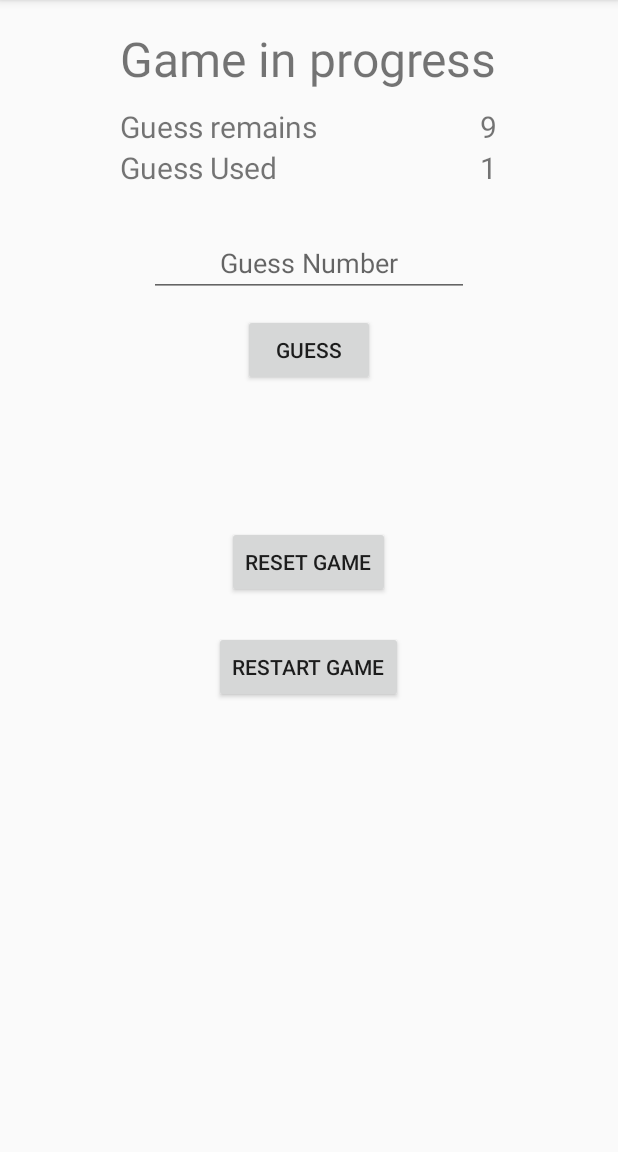
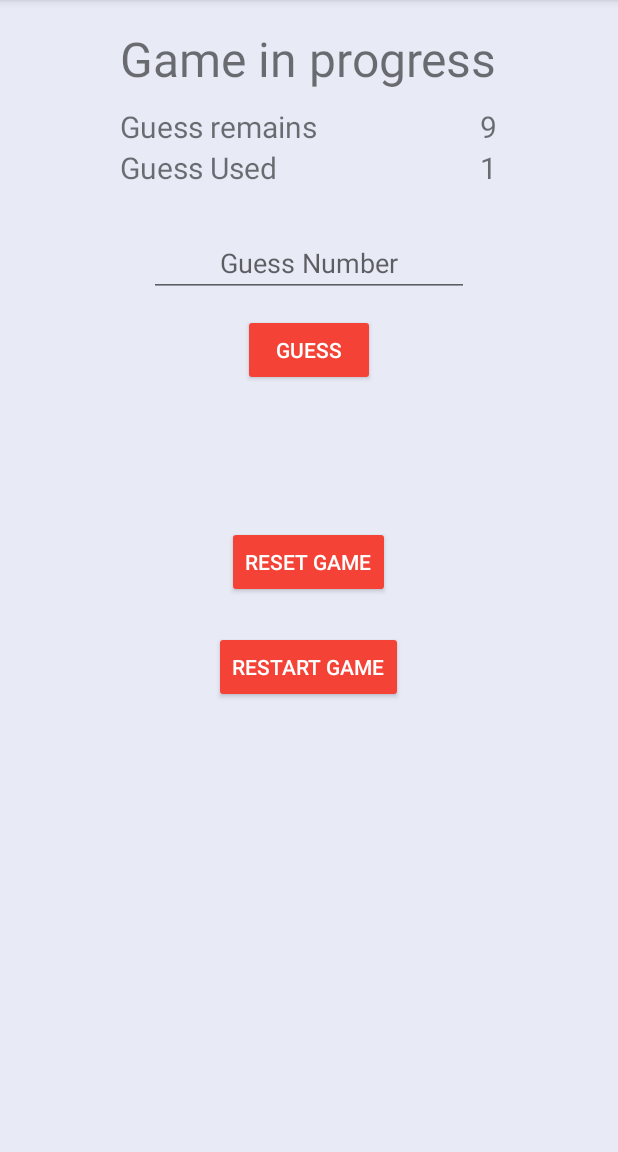
Before and after one commit to dosh0005/andr-HiLo-game, an Android app: the screen it shows after launch (MainActivity), after a tap on "GUESS", on a phone screen of 412 x 824 dp, the part 84-1236 px from its top. Run offline under Robolectric (Android 15) with nearby library versions, the phone set to English and light mode, and no system bars; 1 statement that could not run was skipped; 1 other tap on this screen came first.

Commit message:
Final Adjustments and applying colors.

```diff
--- a/app/src/main/java/com/algonquincollege/dosh0005/hilo_game/GameHiLo.java
+++ b/app/src/main/java/com/algonquincollege/dosh0005/hilo_game/GameHiLo.java
@@ -50,7 +50,7 @@ public class GameHiLo {
     public void incrementUserInputCount() {
         short uic = getUserInutCount();
         uic = (short) (uic + 1);
-        setUserInutCount(uic);
+            setUserInutCount(uic);
     }
 
     // GET METHODS
@@ -59,7 +59,10 @@ public class GameHiLo {
     }
 
     public short getUserInutCount() {
-        return userInutCount;
+        if(userInutCount < 10){
+            return userInutCount;
+        }
+        return (short) 10;
     }
 
     public short getRandomNumber() {
@@ -81,7 +84,7 @@ public class GameHiLo {
     // Player input and game play
     public boolean userAttempt(short userInput) {
         setUserInput(userInput);
-        short uic = getUserInutCount();
+        short uic = userInutCount;
         short gl = getGuessLimit();
         short rn = getRandomNumber();
 
--- a/app/src/main/res/layout/activity_main.xml
+++ b/app/src/main/res/layout/activity_main.xml
@@ -12,7 +12,7 @@
         android:layout_width="match_parent"
         android:layout_height="wrap_content"
         android:orientation="vertical"
-        android:visibility="visible">
+        android:visibility="gone">
 
         <TextView
             android:id="@+id/textWelcome"
@@ -58,7 +58,9 @@
         android:id="@+id/layout_game"
         android:layout_width="match_parent"
         android:layout_height="match_parent"
-        android:visibility="gone">
+        android:background="@color/colorSecondary"
+        android:elevation="15dp"
+        android:visibility="visible">
 
         <TextView
             android:id="@+id/textGameL1"
@@ -127,7 +129,9 @@
             android:layout_below="@+id/plGuess"
             android:layout_centerHorizontal="true"
             android:layout_marginTop="11dp"
-            android:text="@string/btn_guess" />
+            android:backgroundTint="@color/colorSecondaryDark"
+            android:text="@string/btn_guess"
+            android:textColor="@color/colorSecondaryText" />
 
         <Button
             android:id="@+id/btn_reset"
@@ -136,7 +140,9 @@
             android:layout_below="@+id/btn_guess"
             android:layout_centerHorizontal="true"
             android:layout_marginTop="93dp"
-            android:text="@string/btn_reset" />
+            android:backgroundTint="@color/colorSecondaryDark"
+            android:text="@string/btn_reset"
+            android:textColor="@color/colorSecondaryText" />
 
         <Button
             android:id="@+id/btn_restart"
@@ -145,7 +151,9 @@
             android:layout_below="@+id/btn_reset"
             android:layout_centerHorizontal="true"
             android:layout_marginTop="22dp"
-            android:text="@string/btn_restart" />
+            android:backgroundTint="@color/colorSecondaryDark"
+            android:text="@string/btn_restart"
+            android:textColor="@color/colorSecondaryText" />
     </RelativeLayout>
 
 </LinearLayout>
--- a/app/src/main/res/values/colors.xml
+++ b/app/src/main/res/values/colors.xml
@@ -3,4 +3,7 @@
     <color name="colorPrimary">#3F51B5</color>
     <color name="colorPrimaryDark">#303F9F</color>
     <color name="colorAccent">#FF4081</color>
+    <color name="colorSecondary">#E8EAF6</color>
+    <color name="colorSecondaryDark">#F44336</color>
+    <color name="colorSecondaryText">#ffffff</color>
 </resources>
```
